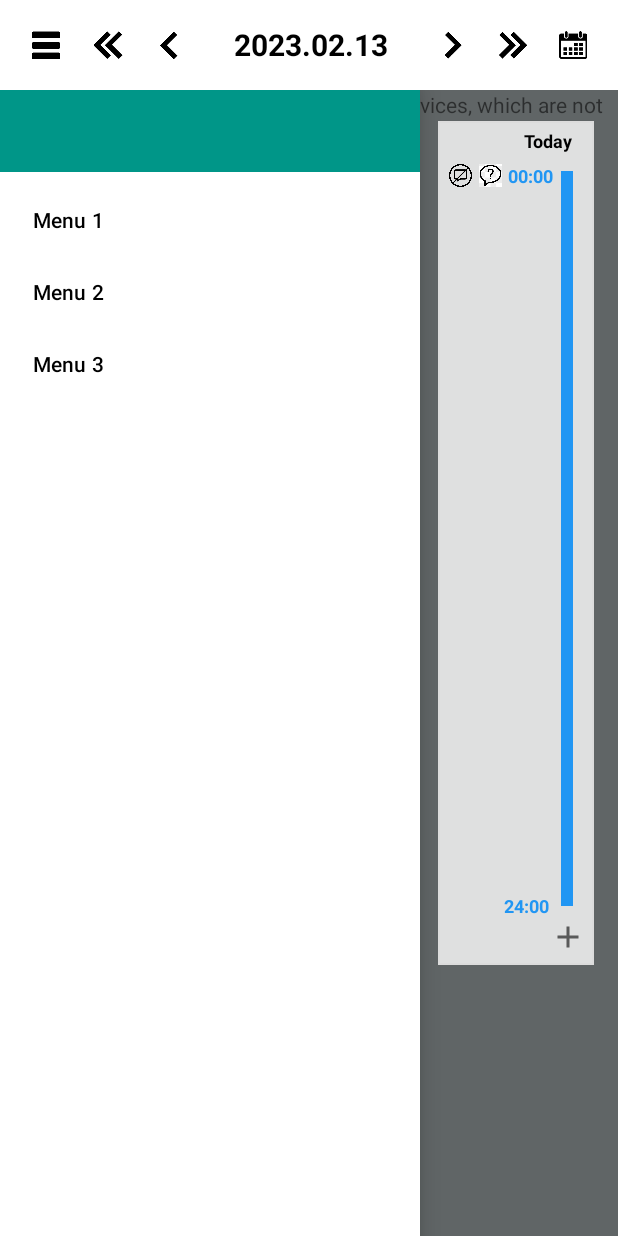
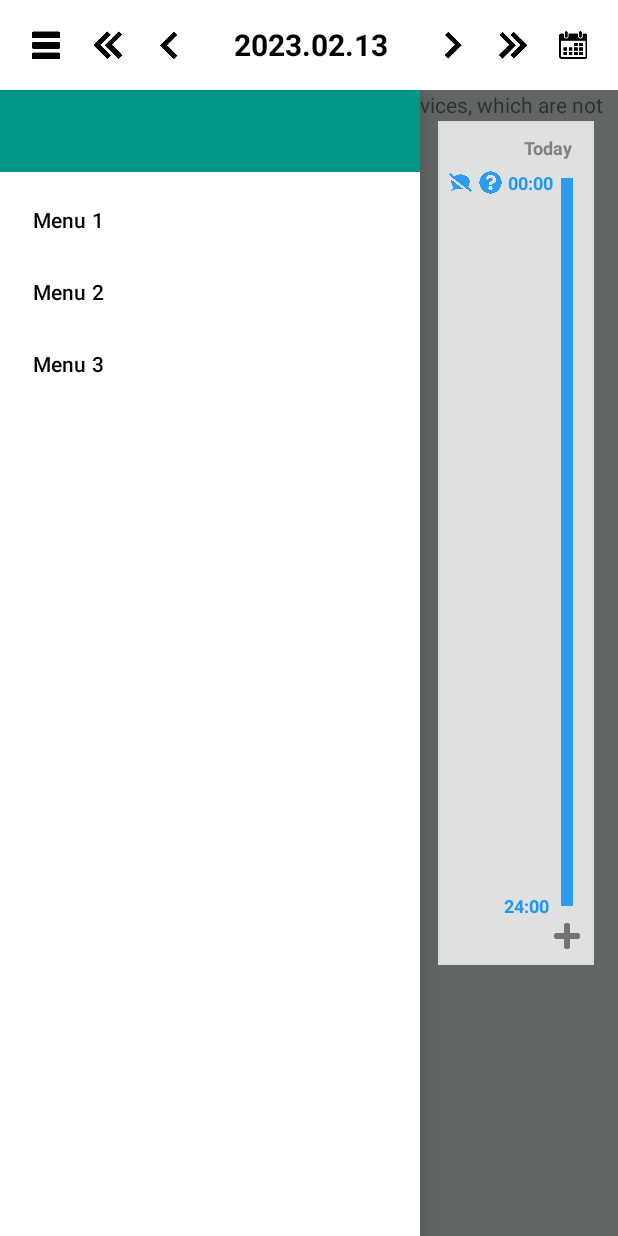
Before and after one commit to Builday365/builday365, an Android app: the MainActivity screen opened directly, with no data from a screen before it, with the side drawer open, on a phone screen of 412 x 824 dp. Run offline under Robolectric (Android 15) with nearby library versions, the phone set to English and light mode, and no system bars.

Commit message:
[Fix] Change Icon and Color

```diff
--- a/app/src/main/java/com/example/builday365/MainActivity.java
+++ b/app/src/main/java/com/example/builday365/MainActivity.java
@@ -6,9 +6,12 @@ import androidx.constraintlayout.widget.ConstraintLayout;
 import androidx.core.app.ActivityCompat;
 import androidx.drawerlayout.widget.DrawerLayout;
 
+import android.annotation.SuppressLint;
 import android.content.Context;
 import android.content.Intent;
 import android.content.pm.PackageManager;
+import android.content.res.ColorStateList;
+import android.graphics.Color;
 import android.location.Location;
 import android.location.LocationManager;
 import android.os.Bundle;
@@ -97,6 +100,7 @@ public class MainActivity extends AppCompatActivity
                 int cur_visibilty = calendarView.getVisibility();
                 calendarView.setVisibility((cur_visibilty==View.VISIBLE)? View.GONE : View.VISIBLE);
                 timeBarLayout.setVisibility((cur_visibilty==View.VISIBLE)? View.VISIBLE : View.GONE);
+                makeSectionLayout.setVisibility(View.GONE);
                  makeSectionLayout.setVisibility(View.GONE);
 
                 if (drawerLayout.isDrawerOpen(Gravity.LEFT)){
@@ -235,7 +239,11 @@ public class MainActivity extends AppCompatActivity
             }
         });
 
+        @SuppressLint("ResourceType")
+        String select_color = getResources().getString(R.color.blue);
+
         ibtn_sidebar_memo = (ImageButton)findViewById(R.id.main_sidebar_ibtn_memo);
+        ibtn_sidebar_memo.setImageTintList(ColorStateList.valueOf(Color.parseColor(select_color)));
         ibtn_sidebar_memo.setOnClickListener(new View.OnClickListener() {
             @Override
             public void onClick(View view) {
@@ -244,6 +252,7 @@ public class MainActivity extends AppCompatActivity
         });
 
         ibtn_sidebar_activity = (ImageButton)findViewById(R.id.main_sidebar_ibtn_activity);
+        ibtn_sidebar_activity.setImageTintList(ColorStateList.valueOf(Color.parseColor(select_color)));
         ibtn_sidebar_activity.setOnClickListener(new View.OnClickListener() {
             @Override
             public void onClick(View view) {
--- a/app/src/main/res/drawable/ic_baseline_add_24.xml
+++ /dev/null
@@ -1,10 +0,0 @@
-<vector xmlns:android="http://schemas.android.com/apk/res/android"
-    android:width="24dp"
-    android:height="24dp"
-    android:viewportWidth="24"
-    android:viewportHeight="24"
-    android:tint="?attr/colorControlNormal">
-  <path
-      android:fillColor="#000000"
-      android:pathData="M19,13h-6v6h-2v-6H5v-2h6V5h2v6h6v2z"/>
-</vector>
--- a/app/src/main/res/layout/activity_main.xml
+++ b/app/src/main/res/layout/activity_main.xml
@@ -119,14 +119,12 @@
         android:id="@+id/main_drawer"
         android:layout_width="match_parent"
         android:layout_height="0dp"
-        android:visibility="visible"
         app:layout_constraintBottom_toBottomOf="parent"
         app:layout_constraintEnd_toEndOf="parent"
         app:layout_constraintHorizontal_bias="0.0"
         app:layout_constraintStart_toStartOf="parent"
         app:layout_constraintTop_toBottomOf="@+id/main_top_toolbar"
-        app:layout_constraintVertical_bias="0.0"
-        tools:visibility="invisible">
+        app:layout_constraintVertical_bias="0.0">
 
         <androidx.constraintlayout.widget.ConstraintLayout
             android:id="@+id/main_contents"
@@ -153,6 +151,7 @@
             android:layout_width="wrap_content"
             android:layout_height="match_parent"
             android:layout_gravity="left"
+            android:background="@color/white"
             android:fitsSystemWindows="true"
             app:headerLayout="@layout/drawer_header"
             app:menu="@menu/drawer_menu" />
@@ -192,8 +191,9 @@
             android:id="@+id/textView"
             android:layout_width="wrap_content"
             android:layout_height="wrap_content"
+            android:layout_marginTop="10dp"
             android:text="Today"
-            android:textColor="#000000"
+            android:textColor="@color/default_color"
             android:textSize="12sp"
             android:textStyle="bold"
             app:layout_constraintBottom_toBottomOf="parent"
@@ -201,7 +201,7 @@
             app:layout_constraintHorizontal_bias="1.0"
             app:layout_constraintStart_toStartOf="parent"
             app:layout_constraintTop_toTopOf="parent"
-            app:layout_constraintVertical_bias="0.00999999" />
+            app:layout_constraintVertical_bias="0" />
 
         <ImageButton
             android:id="@+id/main_sidebar_ibtn_activity"
@@ -268,7 +268,7 @@
             android:layout_height="0dp"
             android:layout_marginTop="12dp"
             android:layout_marginBottom="40dp"
-            android:background="#2196F3"
+            android:background="@color/blue"
             app:layout_constraintBottom_toBottomOf="parent"
             app:layout_constraintEnd_toEndOf="parent"
             app:layout_constraintHorizontal_bias="0.85"
@@ -279,14 +279,15 @@
 
         <ImageButton
             android:id="@+id/main_timebar_ibtn_add_section"
-            android:layout_width="30dp"
-            android:layout_height="30dp"
+            android:layout_width="20dp"
+            android:layout_height="20dp"
             android:background="#00FFFFFF"
+            android:scaleType="fitCenter"
             app:layout_constraintBottom_toBottomOf="parent"
             app:layout_constraintEnd_toEndOf="@+id/constraintLayout"
             app:layout_constraintStart_toStartOf="@+id/constraintLayout"
             app:layout_constraintTop_toBottomOf="@+id/constraintLayout"
-            app:srcCompat="@drawable/ic_baseline_add_24"
+            app:srcCompat="@drawable/builday_icon_add"
             tools:ignore="TouchTargetSizeCheck,SpeakableTextPresentCheck" />
 
     </androidx.constraintlayout.widget.ConstraintLayout>
--- a/app/src/main/res/values-night/themes.xml
+++ b/app/src/main/res/values-night/themes.xml
@@ -1,17 +1,6 @@
 <resources xmlns:tools="http://schemas.android.com/tools">
     <!-- Base application theme. -->
     <style name="Theme.Builday365" parent="Theme.MaterialComponents.Light.DarkActionBar">
-        <!-- Primary brand color. -->
-        <item name="colorPrimary">@color/purple_500</item>
-        <item name="colorPrimaryVariant">@color/purple_700</item>
-        <item name="colorOnPrimary">@color/white</item>
-        <!-- Secondary brand color. -->
-        <item name="colorSecondary">@color/teal_200</item>
-        <item name="colorSecondaryVariant">@color/teal_700</item>
-        <item name="colorOnSecondary">@color/black</item>
-        <!-- Status bar color. -->
-        <item name="android:statusBarColor" tools:targetApi="l">?attr/colorPrimaryVariant</item>
-        <!-- Customize your theme here. -->
         <item name="windowActionBar">false</item>
         <item name="windowNoTitle">true</item>
     </style>
--- a/app/src/main/res/values/colors.xml
+++ b/app/src/main/res/values/colors.xml
@@ -1,10 +1,16 @@
 <?xml version="1.0" encoding="utf-8"?>
 <resources>
-    <color name="purple_200">#FFBB86FC</color>
-    <color name="purple_500">#FF6200EE</color>
-    <color name="purple_700">#FF3700B3</color>
-    <color name="teal_200">#FF03DAC5</color>
-    <color name="teal_700">#FF018786</color>
-    <color name="black">#FF000000</color>
-    <color name="white">#FFFFFFFF</color>
+    <color name="blue">#2D9BF0 </color>
+    <color name="red">#F15C80 </color>
+    <color name="green">#48B38C </color>
+    <color name="black">#6D6E77 </color>
+    <color name="yellow">#E1C453 </color>
+    <color name="purple">#B965C8 </color>
+    <color name="sky_blue">#45CFD5 </color>
+    <color name="brown">#D7A77F </color>
+    <color name="pink">#FBBEBE </color>
+    <color name="light_green">#8ED97E </color>
+    <color name="white">#FFFFFF </color>
+    <color name="default_color">#808080</color>
+    <color name="transparent">#00000000</color>
 </resources>
--- a/app/src/main/res/values/themes.xml
+++ b/app/src/main/res/values/themes.xml
@@ -1,17 +1,6 @@
 <resources xmlns:tools="http://schemas.android.com/tools">
     <!-- Base application theme. -->
     <style name="Theme.Builday365" parent="Theme.MaterialComponents.Light.DarkActionBar">
-        <!-- Primary brand color. -->
-        <item name="colorPrimary">@color/purple_500</item>
-        <item name="colorPrimaryVariant">@color/purple_700</item>
-        <item name="colorOnPrimary">@color/white</item>
-        <!-- Secondary brand color. -->
-        <item name="colorSecondary">@color/teal_200</item>
-        <item name="colorSecondaryVariant">@color/teal_700</item>
-        <item name="colorOnSecondary">@color/black</item>
-        <!-- Status bar color. -->
-        <item name="android:statusBarColor" tools:targetApi="l">?attr/colorPrimaryVariant</item>
-        <!-- Customize your theme here. -->
         <item name="windowActionBar">false</item>
         <item name="windowNoTitle">true</item>
     </style>
```
Also changed, not shown: app/src/main/res/drawable/builday_icon_activity.png, app/src/main/res/drawable/builday_icon_add.png (added), app/src/main/res/drawable/builday_icon_memo.png. Lines whose indentation alone changed are shown as unchanged.
